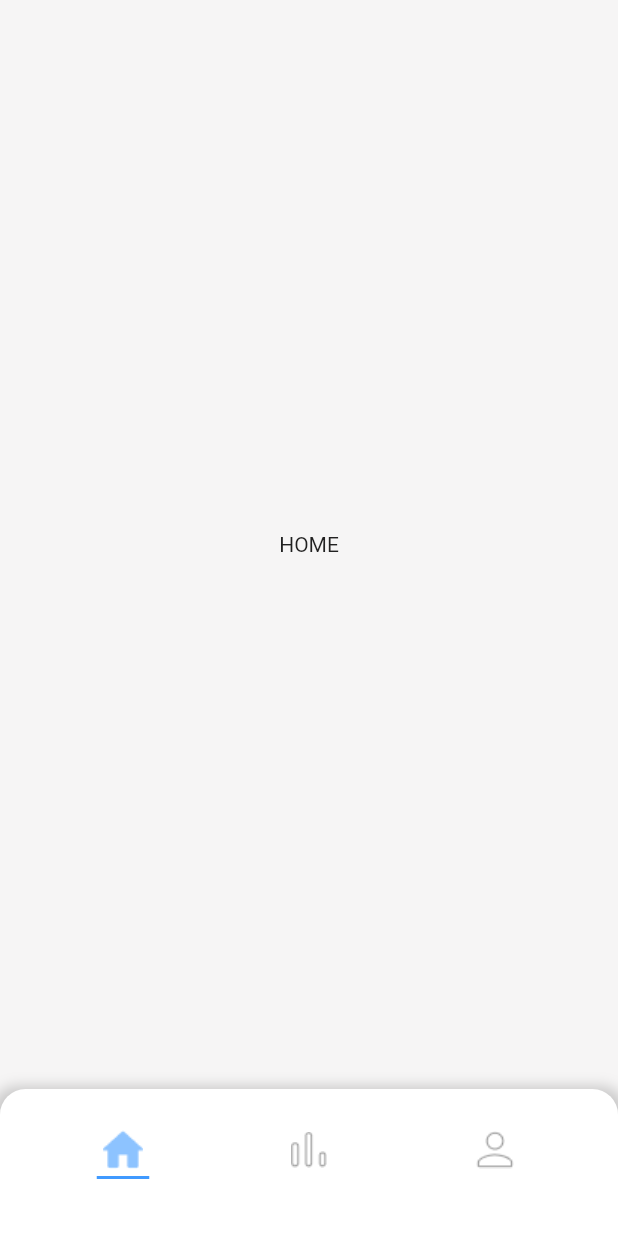
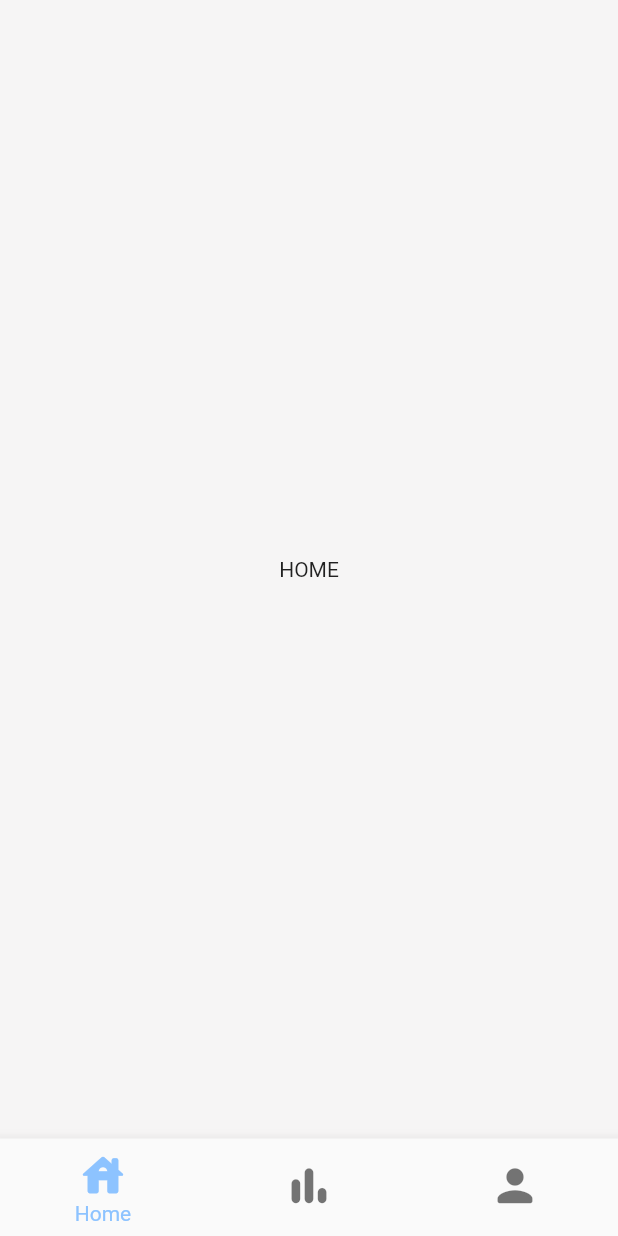
Before and after one commit to JMMC22/beerapp, a Flutter app: the screen it shows after launch, on a phone screen of 412 x 824 dp. Run offline on Flutter 3.47's test engine with Material 2 defaults, Android fonts, the phone set to English and light mode, and no system bars; our stand-ins replace bloc, equatable, flutter_bloc.

Commit message:
Update bottom nav

```diff
--- a/beerapp/lib/src/presentation/navigation/widgets/bottom_nav.dart
+++ /dev/null
@@ -1,136 +0,0 @@
-import 'package:beerapp/src/themes/themes.dart';
-import 'package:flutter/material.dart';
-
-class CustomBottomNav extends StatefulWidget {
-  final int currentIndex;
-  final Function onTap;
-
-  CustomBottomNav({
-    Key? key,
-    required this.currentIndex,
-    required this.onTap,
-  }) : super(key: key);
-
-  @override
-  State<CustomBottomNav> createState() => _CustomBottomNavState();
-}
-
-class _CustomBottomNavState extends State<CustomBottomNav> {
-  @override
-  Widget build(BuildContext context) {
-    return Container(
-      height: 98,
-      decoration: BoxDecoration(
-        color: Colors.white,
-        borderRadius: const BorderRadius.only(
-          topLeft: Radius.circular(17),
-          topRight: Radius.circular(17),
-        ),
-        boxShadow: [
-          BoxShadow(
-            color: Colors.grey.withOpacity(0.5),
-            spreadRadius: 5,
-            blurRadius: 7,
-            offset: const Offset(0, 3),
-          ),
-        ],
-      ),
-      child: Padding(
-        padding:
-            const EdgeInsets.only(left: 50, top: 15, bottom: 25, right: 50),
-        child: _builderNavBar(widget.currentIndex),
-      ),
-    );
-  }
-
-  Widget _builderNavBar(int currentIndex) {
-    return Row(
-      children: [
-        Container(
-          child: TextButton(
-            onPressed: () => widget.onTap(0),
-            style: ButtonStyle(
-                overlayColor: MaterialStateColor.resolveWith(
-                    (states) => Colors.transparent)),
-            child: Column(
-              children: [
-                Image(
-                  image: currentIndex == 0
-                      ? const AssetImage('assets/icons/home_selected.png')
-                      : const AssetImage('assets/icons/home_unselected.png'),
-                  width: 35,
-                  height: 35,
-                ),
-                Visibility(
-                  visible: currentIndex == 0 ? true : false,
-                  child: Container(
-                    height: 2,
-                    width: 35,
-                    color: AppCustomTheme.colors.bottomNavDarkBlue,
-                  ),
-                ),
-              ],
-            ),
-          ),
-        ),
-        const Spacer(),
-        Container(
-          child: TextButton(
-            onPressed: () => widget.onTap(1),
-            style: ButtonStyle(
-                overlayColor: MaterialStateColor.resolveWith(
-                    (states) => Colors.transparent)),
-            child: Column(
-              children: [
-                Image(
-                  image: currentIndex == 1
-                      ? const AssetImage('assets/icons/stadistics_selected.png')
-                      : const AssetImage(
-                          'assets/icons/stadistics_unselected.png'),
-                  width: 35,
-                  height: 35,
-                ),
-                Visibility(
-                  visible: currentIndex == 1 ? true : false,
-                  child: Container(
-                    height: 2,
-                    width: 35,
-                    color: AppCustomTheme.colors.bottomNavDarkYellow,
-                  ),
-                ),
-              ],
-            ),
-          ),
-        ),
-        const Spacer(),
-        Container(
-          child: TextButton(
-            style: ButtonStyle(
-                overlayColor: MaterialStateColor.resolveWith(
-                    (states) => Colors.transparent)),
-            onPressed: () => widget.onTap(2),
-            child: Column(
-              children: [
-                Image(
-                  image: currentIndex == 2
-                      ? const AssetImage('assets/icons/profile_selected.png')
-                      : const AssetImage('assets/icons/profile_unselected.png'),
-                  width: 35,
-                  height: 35,
-                ),
-                Visibility(
-                  visible: currentIndex == 2 ? true : false,
-                  child: Container(
-                    height: 2,
-                    width: 35,
-                    color: AppCustomTheme.colors.bottomNavLightRed,
-                  ),
-                ),
-              ],
-            ),
-          ),
-        )
-      ],
-    );
-  }
-}
--- /dev/null
+++ b/beerapp/lib/src/presentation/navigation/widgets/bottom_nav_bar.dart
@@ -0,0 +1,65 @@
+import 'package:beerapp/src/presentation/navigation/constants/nav_bar_items.dart';
+import 'package:beerapp/src/presentation/navigation/cubit/cubit/navigation_cubit.dart';
+import 'package:beerapp/src/themes/themes.dart';
+import 'package:flutter/material.dart';
+import 'package:flutter_bloc/flutter_bloc.dart';
+
+class CustomBottomNavigationBar extends StatefulWidget {
+  CustomBottomNavigationBar({Key? key}) : super(key: key);
+
+  @override
+  State<CustomBottomNavigationBar> createState() =>
+      _CustomBottomNavigationBarState();
+}
+
+class _CustomBottomNavigationBarState extends State<CustomBottomNavigationBar> {
+  @override
+  Widget build(BuildContext context) {
+    return BlocBuilder<NavigationCubit, NavigationState>(
+        builder: (context, state) {
+      return BottomNavigationBar(
+        currentIndex: state.index,
+        showSelectedLabels: true,
+        showUnselectedLabels: false,
+        iconSize: 35,
+        selectedItemColor: state.index == 0
+            ? AppCustomTheme.colors.bottomNavLightBlue
+            : state.index == 1
+                ? AppCustomTheme.colors.bottomNavLightYellow
+                : AppCustomTheme.colors.bottomNavLightRed,
+        items: const [
+          BottomNavigationBarItem(
+            label: 'Home',
+            icon: Icon(Icons.house_rounded),
+          ),
+          BottomNavigationBarItem(
+            label: 'Stadistics',
+            icon: Icon(
+              Icons.bar_chart_rounded,
+            ),
+          ),
+          BottomNavigationBarItem(
+            label: 'Profile',
+            icon: Icon(Icons.person_rounded),
+          ),
+        ],
+        onTap: (index) {
+          switch (index) {
+            case 0:
+              BlocProvider.of<NavigationCubit>(context)
+                  .getNavBarItem(NavBarItem.home);
+              break;
+            case 1:
+              BlocProvider.of<NavigationCubit>(context)
+                  .getNavBarItem(NavBarItem.stadistics);
+              break;
+            case 2:
+              BlocProvider.of<NavigationCubit>(context)
+                  .getNavBarItem(NavBarItem.profile);
+              break;
+          }
+        },
+      );
+    });
+  }
+}
--- a/beerapp/lib/src/presentation/root_page.dart
+++ b/beerapp/lib/src/presentation/root_page.dart
@@ -1,7 +1,7 @@
 import 'package:beerapp/src/presentation/home/view/home_page.dart';
 import 'package:beerapp/src/presentation/navigation/constants/nav_bar_items.dart';
 import 'package:beerapp/src/presentation/navigation/cubit/cubit/navigation_cubit.dart';
-import 'package:beerapp/src/presentation/navigation/widgets/bottom_nav.dart';
+import 'package:beerapp/src/presentation/navigation/widgets/bottom_nav_bar.dart';
 import 'package:beerapp/src/presentation/profile/view/profile_page.dart';
 import 'package:beerapp/src/presentation/stadistics/view/stadistics_page.dart';
 import 'package:beerapp/src/themes/themes.dart';
@@ -20,30 +20,7 @@ class _RootPageState extends State<RootPage> {
   Widget build(BuildContext context) {
     return Scaffold(
         backgroundColor: AppCustomTheme.colors.backgroundGrey,
-        bottomNavigationBar: BlocBuilder<NavigationCubit, NavigationState>(
-          builder: (context, state) {
-            return CustomBottomNav(
-              currentIndex: state.index,
-              onTap: (index) {
-                print(index);
-                switch (index) {
-                  case 0:
-                    BlocProvider.of<NavigationCubit>(context)
-                        .getNavBarItem(NavBarItem.home);
-                    break;
-                  case 1:
-                    BlocProvider.of<NavigationCubit>(context)
-                        .getNavBarItem(NavBarItem.stadistics);
-                    break;
-                  case 2:
-                    BlocProvider.of<NavigationCubit>(context)
-                        .getNavBarItem(NavBarItem.profile);
-                    break;
-                }
-              },
-            );
-          },
-        ),
+        bottomNavigationBar: CustomBottomNavigationBar(),
         body: BlocBuilder<NavigationCubit, NavigationState>(
           builder: (context, state) {
             switch (state.navBarItem) {
```
